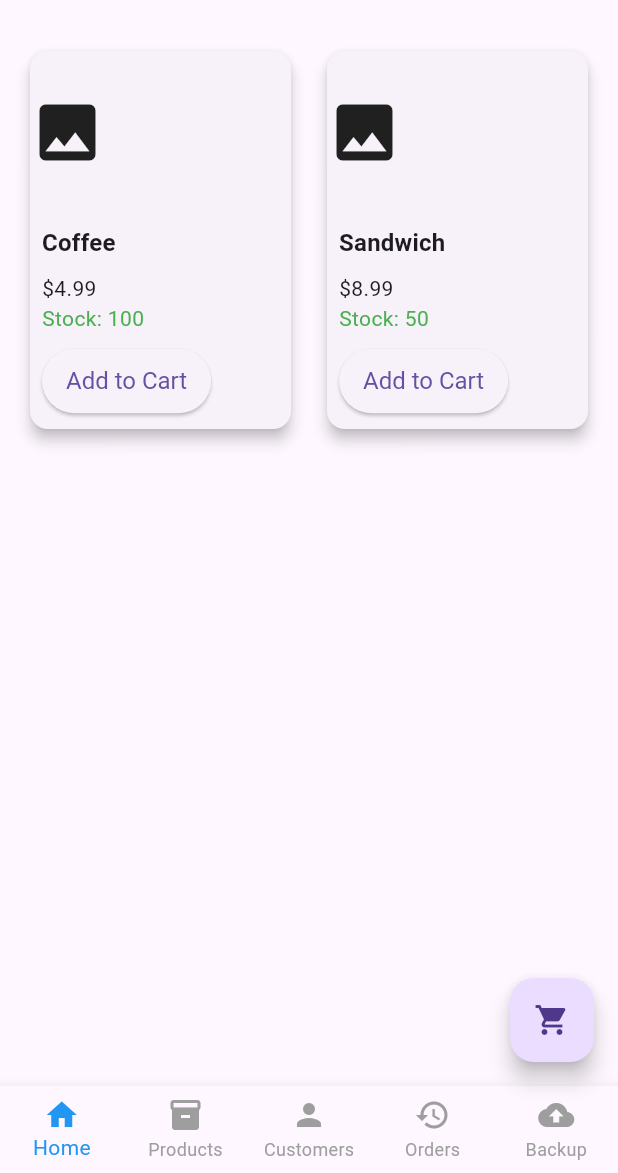
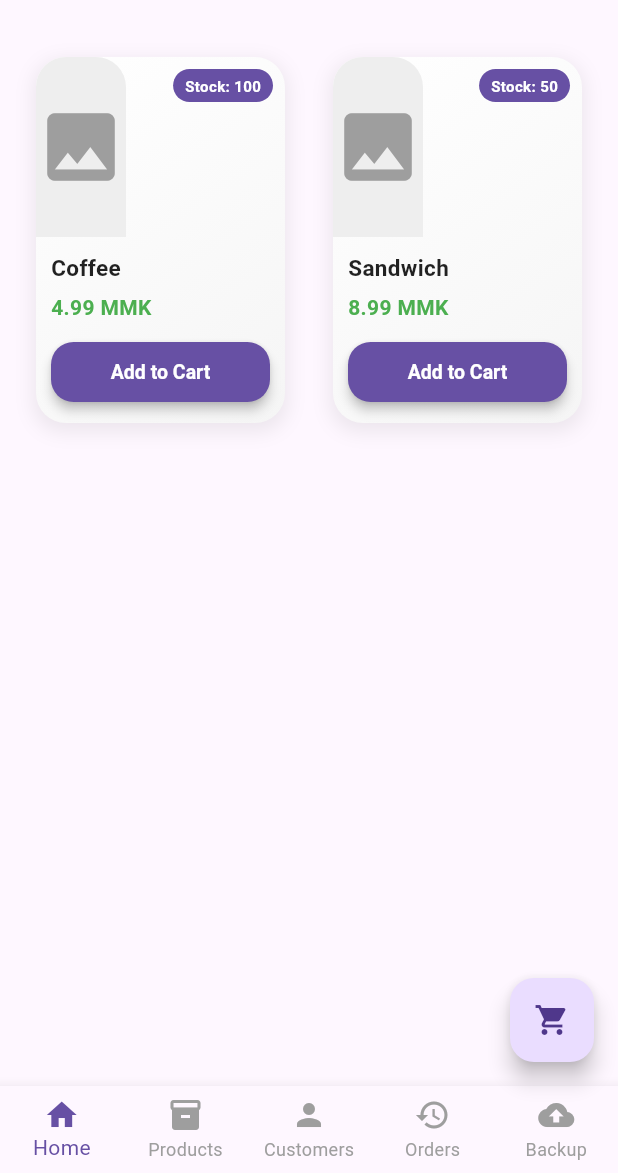
Before and after one commit to hidecard/az_pos, a Flutter app: the screen it shows after launch, on a phone screen of 412 x 824 dp, the part 63-1236 px from its top. Run offline on Flutter 3.47's test engine with Material 3 defaults, Android fonts, the phone set to English and light mode, and no system bars; drawn by our look-alikes of badges; our stand-ins replace device_info_plus, file_picker, get, google_fonts, image_picker, permission_handler and 1 more; accounts and stored records are empty.

Commit message:
Fix code and Ui

```diff
--- a/lib/main.dart
+++ b/lib/main.dart
@@ -68,7 +68,7 @@ class MainScreen extends StatelessWidget {
             currentIndex: _currentIndex.value,
             onTap: (index) => _currentIndex.value = index,
             type: BottomNavigationBarType.fixed,
-            selectedItemColor: Colors.blue,
+            selectedItemColor: Theme.of(context).primaryColor,
             unselectedItemColor: Colors.grey,
             items: [
               BottomNavigationBarItem(icon: Icon(Icons.home), label: 'Home'),
--- a/lib/screens/cart_screen.dart
+++ b/lib/screens/cart_screen.dart
@@ -146,7 +146,7 @@ class CartScreen extends StatelessWidget {
                             ],
                           ),
                           trailing: Text(
-                            '\$${item.total.toStringAsFixed(2)}',
+                            '${item.total.toStringAsFixed(2)} MMK',
                             style: TextStyle(
                               fontSize: 16,
                               fontWeight: FontWeight.bold,
@@ -184,7 +184,7 @@ class CartScreen extends StatelessWidget {
                           ?.copyWith(fontWeight: FontWeight.bold),
                     ),
                     Text(
-                      '\$${cartController.totalAmount.toStringAsFixed(2)}',
+                      '${cartController.totalAmount.toStringAsFixed(2)} MMK',
                       style: Theme.of(context)
                           .textTheme
                           .titleLarge
--- a/lib/screens/checkout_screen.dart
+++ b/lib/screens/checkout_screen.dart
@@ -63,7 +63,7 @@ class CheckoutScreen extends StatelessWidget {
                       ),
                       SizedBox(height: 8),
                       Text(
-                        '\$${cartController.totalAmount.toStringAsFixed(2)}',
+                        '${cartController.totalAmount.toStringAsFixed(2)} MMK',
                         style: Theme.of(context).textTheme.titleLarge?.copyWith(
                           fontWeight: FontWeight.bold,
                           color: Theme.of(context).primaryColor,
@@ -113,7 +113,7 @@ class CheckoutScreen extends StatelessWidget {
                               style: TextStyle(color: Colors.grey.shade600),
                             ),
                             trailing: Text(
-                              '\$${item.total.toStringAsFixed(2)}',
+                              '${item.total.toStringAsFixed(2)} MMK',
                               style: TextStyle(
                                 fontSize: 16,
                                 fontWeight: FontWeight.bold,
--- a/lib/screens/order_history_screen.dart
+++ b/lib/screens/order_history_screen.dart
@@ -92,7 +92,7 @@ class OrderDetailScreen extends StatelessWidget {
                   style: GoogleFonts.roboto(fontSize: 16, fontWeight: FontWeight.bold),
                 ),
                 Text(
-                  'Customer: Unknown',
+                  'Customer: ${order.customer.name ?? 'Unknown'}',
                   style: GoogleFonts.roboto(fontSize: 16),
                 ),
                 Text(
--- a/lib/screens/product_management_screen.dart
+++ b/lib/screens/product_management_screen.dart
@@ -134,7 +134,7 @@ class ProductManagementScreen extends StatelessWidget {
                               : Icon(Icons.image),
                           title: Text(product.name, style: GoogleFonts.roboto()),
                           subtitle: Text(
-                            'Price: ${product.price} MMK, Stock: ${product.stock}',
+                            'Price: ${product.price.toStringAsFixed(2)} MMK, Stock: ${product.stock}',
                             style: GoogleFonts.roboto(),
                           ),
                           trailing: IconButton(
--- a/lib/widgets/product_card.dart
+++ b/lib/widgets/product_card.dart
@@ -12,53 +12,160 @@ class ProductCard extends StatelessWidget {
   @override
   Widget build(BuildContext context) {
     final CartController cartController = Get.find();
-    return Card(
-      elevation: 4,
+    return Container(
+      margin: const EdgeInsets.all(8),
+      decoration: BoxDecoration(
+        borderRadius: BorderRadius.circular(20),
+        gradient: LinearGradient(
+          colors: [Colors.white, Colors.grey.shade100],
+          begin: Alignment.topLeft,
+          end: Alignment.bottomRight,
+        ),
+        boxShadow: [
+          BoxShadow(
+            color: Colors.black.withOpacity(0.07),
+            spreadRadius: 2,
+            blurRadius: 10,
+            offset: const Offset(0, 4),
+          ),
+        ],
+      ),
+      child: Column(
+        crossAxisAlignment: CrossAxisAlignment.stretch,
+        children: [
+          // --- Product Image with stock badge ---
+          Stack(
+            children: [
+              ClipRRect(
+                borderRadius: const BorderRadius.vertical(top: Radius.circular(20)),
+                child: product.imageUrl.isNotEmpty
+                    ? Image.file(
+                        File(product.imageUrl),
+                        height: 120,
+                        width: double.infinity,
+                        fit: BoxFit.cover,
+                      )
+                    : Container(
+                        height: 120,
+                        color: Colors.grey.shade200,
+                        child: const Icon(Icons.image, size: 60, color: Colors.grey),
+                      ),
+              ),
+
+              // Stock badge
+              if (product.stock > 0)
+                Positioned(
+                  right: 8,
+                  top: 8,
+                  child: Container(
+                    padding: const EdgeInsets.symmetric(horizontal: 8, vertical: 4),
+                    decoration: BoxDecoration(
+                      color: Theme.of(context).primaryColor,
+                      borderRadius: BorderRadius.circular(12),
+                    ),
+                    child: Text(
+                      "Stock: ${product.stock}",
+                      style: const TextStyle(
+                        fontSize: 10,
+                        color: Colors.white,
+                        fontWeight: FontWeight.bold,
+                      ),
+                    ),
+                  ),
+                ),
+            ],
+          ),
+
+          // --- Product Info ---
+          Expanded(
+            child: Padding(
+              padding: const EdgeInsets.all(10),
               child: Column(
                 crossAxisAlignment: CrossAxisAlignment.start,
                 children: [
-          Expanded(
-            child: product.imageUrl.isNotEmpty
-                ? Image.file(
-                    File(product.imageUrl),
-                    width: double.infinity,
-                    height: 100,
-                    fit: BoxFit.cover,
-                    errorBuilder: (context, error, stackTrace) => Icon(Icons.image, size: 50),
-                  )
-                : Icon(Icons.image, size: 50),
+                  // Product Name
+                  Text(
+                    product.name,
+                    style: const TextStyle(
+                      fontSize: 15,
+                      fontWeight: FontWeight.bold,
+                      color: Colors.black87,
                     ),
-          Padding(
-            padding: EdgeInsets.all(8),
-            child: Text(
-              product.name,
-              style: Theme.of(context).textTheme.titleMedium?.copyWith(fontWeight: FontWeight.bold),
+                    maxLines: 2,
+                    overflow: TextOverflow.ellipsis,
+                  ),
+
+                  const SizedBox(height: 6),
+
+                  // Price
+                  Text(
+                    '${product.price.toStringAsFixed(2)} MMK',
+                    style: const TextStyle(
+                      fontSize: 14,
+                      fontWeight: FontWeight.bold,
+                      color: Colors.green,
                     ),
                   ),
-          Padding(
-            padding: EdgeInsets.symmetric(horizontal: 8),
-            child: Text('\$${product.price.toStringAsFixed(2)}'),
+
+                  const Spacer(),
+
+                  // Add to Cart Button
+                  if (product.stock > 0)
+                    SizedBox(
+                      width: double.infinity,
+                      child: ElevatedButton(
+                        onPressed: () {
+                          if (cartController.addToCart(CartItem(product: product))) {
+                            Get.snackbar(
+                              'Success',
+                              '${product.name} added to cart',
+                              snackPosition: SnackPosition.BOTTOM,
+                              backgroundColor: Colors.green,
+                              colorText: Colors.white,
+                            );
+                          } else {
+                            Get.snackbar(
+                              'Error',
+                              'Not enough stock',
+                              snackPosition: SnackPosition.BOTTOM,
+                              backgroundColor: Colors.red,
+                              colorText: Colors.white,
+                            );
+                          }
+                        },
+                        style: ElevatedButton.styleFrom(
+                          padding: const EdgeInsets.symmetric(vertical: 10),
+                          shape: RoundedRectangleBorder(
+                            borderRadius: BorderRadius.circular(15),
                           ),
-          Padding(
-            padding: EdgeInsets.symmetric(horizontal: 8),
-            child: Text(
-              'Stock: ${product.stock}',
-              style: TextStyle(color: product.stock > 0 ? Colors.green : Colors.red),
+                          backgroundColor: Theme.of(context).primaryColor,
+                          foregroundColor: Colors.white,
+                          textStyle: const TextStyle(fontSize: 13, fontWeight: FontWeight.bold),
+                          elevation: 3,
+                        ),
+                        child: const Text("Add to Cart"),
+                      ),
+                    )
+                  else
+                    Container(
+                      width: double.infinity,
+                      alignment: Alignment.center,
+                      padding: const EdgeInsets.symmetric(vertical: 10),
+                      decoration: BoxDecoration(
+                        borderRadius: BorderRadius.circular(15),
+                        color: Colors.red.shade100,
+                      ),
+                      child: const Text(
+                        "Out of Stock",
+                        style: TextStyle(
+                          fontSize: 13,
+                          color: Colors.red,
+                          fontWeight: FontWeight.bold,
                         ),
                       ),
-          Padding(
-            padding: EdgeInsets.all(8),
-            child: ElevatedButton(
-              onPressed: product.stock > 0
-                  ? () {
-                      if (cartController.addToCart(CartItem(product: product))) {
-                        Get.snackbar('Success', '${product.name} added to cart');
-                      } else {
-                        Get.snackbar('Error', 'Not enough stock');
-                      }
-                    }
-                  : null,
-              child: Text('Add to Cart'),
+                    ),
+                ],
+              ),
             ),
           ),
         ],
@@ -66,3 +173,28 @@ class ProductCard extends StatelessWidget {
     );
   }
 }
+
+// ----------------------------
+// Example Usage in GridView
+// ----------------------------
+class ProductGrid extends StatelessWidget {
+  final List<Product> products;
+  ProductGrid({required this.products});
+
+  @override
+  Widget build(BuildContext context) {
+    return GridView.builder(
+      padding: const EdgeInsets.all(8),
+      gridDelegate: const SliverGridDelegateWithFixedCrossAxisCount(
+        crossAxisCount: 2,
+        crossAxisSpacing: 8,
+        mainAxisSpacing: 8,
+        childAspectRatio: 0.72,
+      ),
+      itemCount: products.length,
+      itemBuilder: (context, index) {
+        return ProductCard(product: products[index]);
+      },
+    );
+  }
+}
--- a/pubspec.yaml
+++ b/pubspec.yaml
@@ -46,6 +46,7 @@ dependencies:
   # The following adds the Cupertino Icons font to your application.
   # Use with the CupertinoIcons class for iOS style icons.
   cupertino_icons: ^1.0.8
+  flutter_secure_storage: ^9.2.2
 
 dev_dependencies:
   flutter_test:
```
Also changed, not shown: lib/controllers/auth_controller.dart (added, +24 -0 lines), lib/screens/login_screen.dart (added, +88 -0 lines), pubspec.lock, 5 other files. Lines whose indentation alone changed are shown as unchanged.
